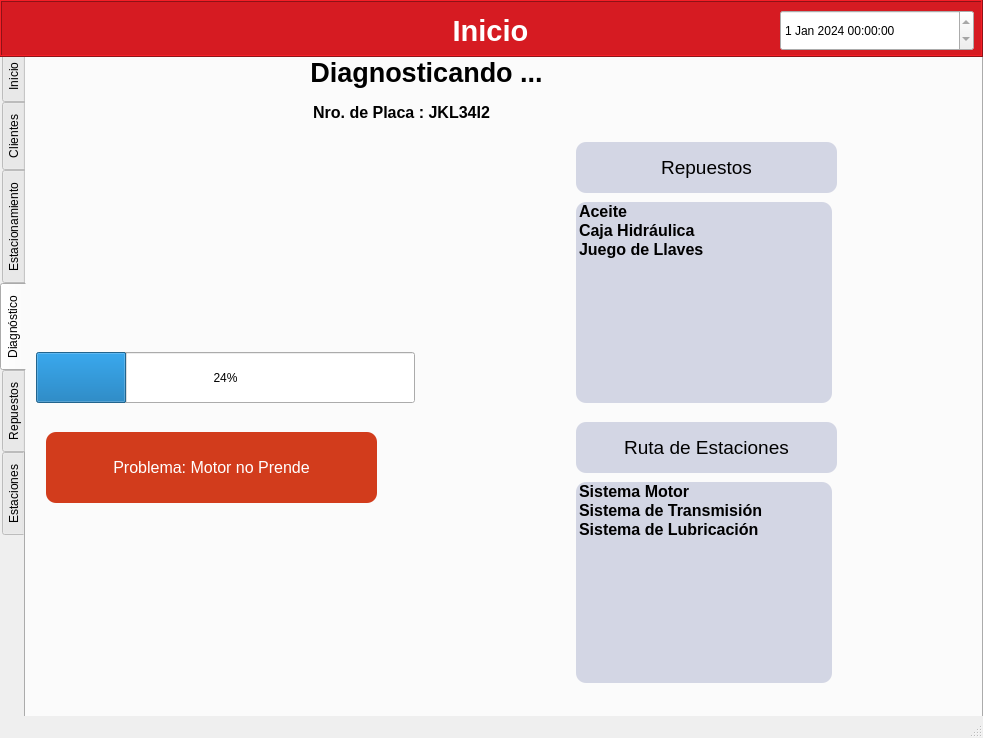
Old version of the form src/taller/taller.ui in the repository gabrielmj23/taller-mecanico-so.
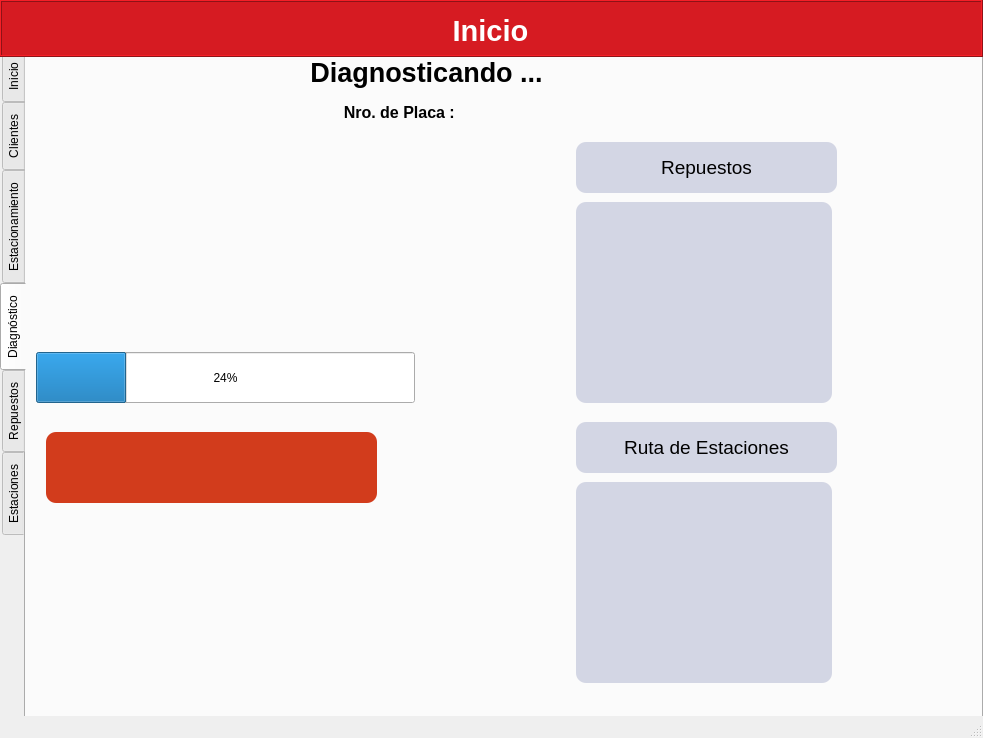
New version of the form. The open tabs and pages were chosen to show the change.

What changed in the file:
```diff
--- a/src/taller/taller.ui
+++ b/src/taller/taller.ui
@@ -640,21 +640,6 @@
       <property name="selectionMode">
        <enum>QAbstractItemView::NoSelection</enum>
       </property>
-      <item>
-       <property name="text">
-        <string>Aceite</string>
-       </property>
-      </item>
-      <item>
-       <property name="text">
-        <string>Caja Hidráulica</string>
-       </property>
-      </item>
-      <item>
-       <property name="text">
-        <string>Juego de Llaves</string>
-       </property>
-      </item>
      </widget>
      <widget class="QLabel" name="label_10">
       <property name="geometry">
@@ -706,7 +691,7 @@
        <locale language="Spanish" country="Venezuela"/>
       </property>
       <property name="text">
-       <string>Nro. de Placa : JKL34I2</string>
+       <string>Nro. de Placa : </string>
       </property>
       <property name="alignment">
        <set>Qt::AlignCenter</set>
@@ -826,21 +811,6 @@
       <property name="selectionMode">
        <enum>QAbstractItemView::NoSelection</enum>
       </property>
-      <item>
-       <property name="text">
-        <string>Sistema Motor</string>
-       </property>
-      </item>
-      <item>
-       <property name="text">
-        <string>Sistema de Transmisión</string>
-       </property>
-      </item>
-      <item>
-       <property name="text">
-        <string>Sistema de Lubricación</string>
-       </property>
-      </item>
      </widget>
      <widget class="QLabel" name="label_falla_diag">
       <property name="geometry">
@@ -877,7 +847,7 @@
        <enum>QFrame::Raised</enum>
       </property>
       <property name="text">
-       <string>Problema: Motor no Prende</string>
+       <string/>
       </property>
       <property name="alignment">
        <set>Qt::AlignCenter</set>
@@ -1033,29 +1003,6 @@
      <bool>true</bool>
     </property>
    </widget>
-   <widget class="QDateTimeEdit" name="dateTimeEdit">
-    <property name="geometry">
-     <rect>
-      <x>780</x>
-      <y>10</y>
-      <width>194</width>
-      <height>41</height>
-     </rect>
-    </property>
-    <property name="readOnly">
-     <bool>true</bool>
-    </property>
-    <property name="dateTime">
-     <datetime>
-      <hour>0</hour>
-      <minute>0</minute>
-      <second>0</second>
-      <year>2024</year>
-      <month>1</month>
-      <day>1</day>
-     </datetime>
-    </property>
-   </widget>
    <widget class="QLabel" name="label_2">
     <property name="geometry">
      <rect>
```
Left out of the diff: 16 changed lines with no effect on the pictures.
